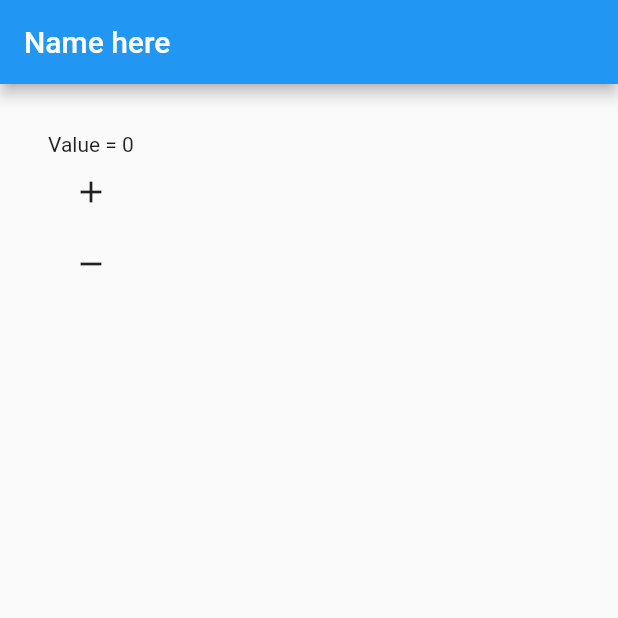
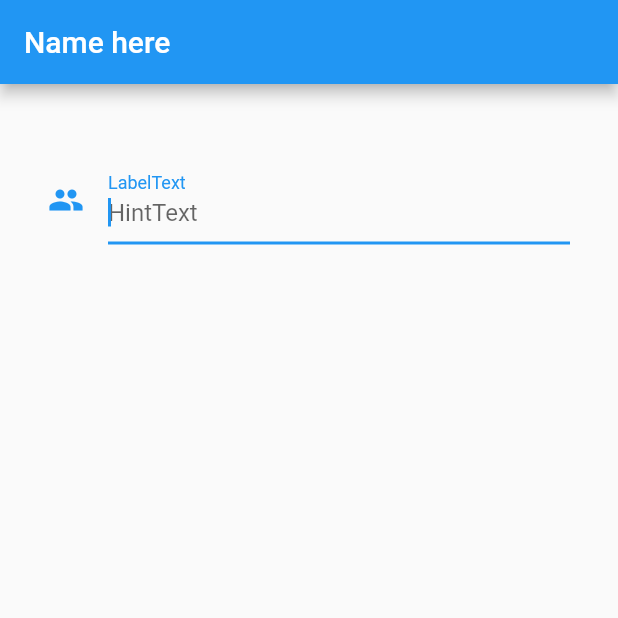
Before and after one commit to alaminsheikh01/Flutter_upto_date, a Flutter app: the screen it shows after launch, on a phone screen of 412 x 824 dp, the top half of it. Run offline on Flutter 3.47's test engine with Material 2 defaults, Android fonts, the light colour scheme and no system bars.

Commit message:
TextButton with onChange and submitted logic

```diff
--- a/lib/main.dart
+++ b/lib/main.dart
@@ -12,17 +12,17 @@ class MyApp extends StatefulWidget {
 }
 
 class _State extends State<MyApp> {
-  int _value = 0;
+  String _value = '';
 
-  void _add() {
+  void _onChange(String value) {
     setState(() {
-      _value++;
+      _value = 'Change: ${value}';
     });
   }
 
-  void _subtract() {
+  void _onSubmit(String value) {
     setState(() {
-      _value--;
+      _value = 'Submit: ${value}';
     });
   }
 
@@ -36,11 +36,19 @@ class _State extends State<MyApp> {
         padding: EdgeInsets.all(32.0),
         child: Column(
           children: <Widget>[
-            Text(
-              'Value = ${_value}',
+            Text(_value),
+            TextField(
+              decoration: InputDecoration(
+                labelText: 'LabelText',
+                hintText: 'HintText',
+                icon: Icon(Icons.people),
+              ),
+              autocorrect: true,
+              autofocus: true,
+              keyboardType: TextInputType.number, // or we can use String also
+              onChanged: _onChange,
+              onSubmitted: _onSubmit,
             ),
-            IconButton(icon: Icon(Icons.add), onPressed: _add),
-            IconButton(icon: Icon(Icons.remove), onPressed: _subtract),
           ],
         ),
       ),
```
